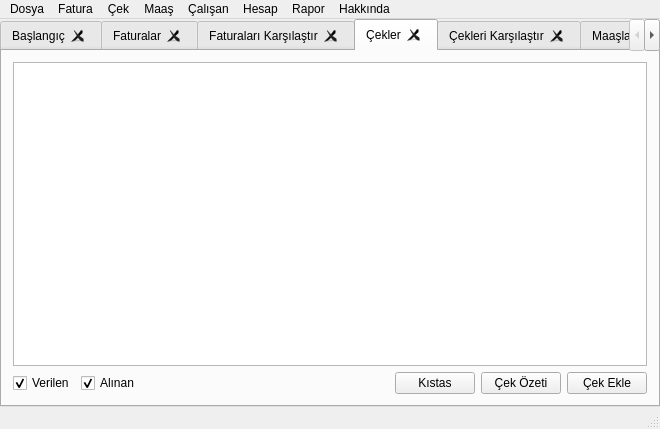
Before: the Qt Designer form muhasib.ui in ahmetturan/muhasib, drawn with Qt 5.
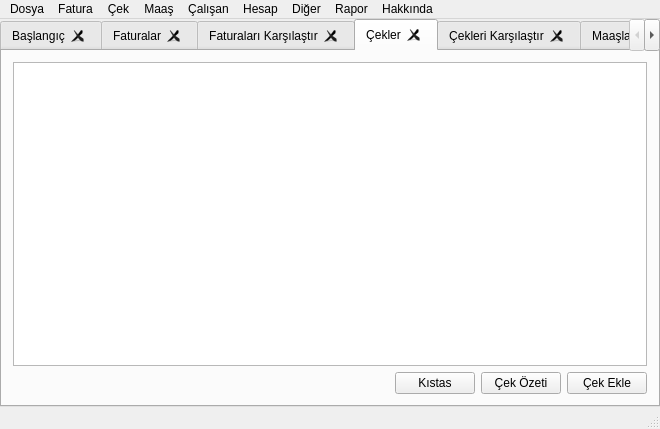
After: the same form once the commit is applied. The open tabs and pages were chosen to show the change.

```diff
--- a/muhasib.ui
+++ b/muhasib.ui
@@ -307,41 +307,21 @@
         <item row="0" column="0" colspan="8">
          <widget class="QTableWidget" name="tblCek"/>
         </item>
-        <item row="1" column="0">
-         <widget class="QCheckBox" name="cbVerilenCek">
-          <property name="text">
-           <string>Verilen</string>
-          </property>
-          <property name="checked">
-           <bool>true</bool>
-          </property>
-         </widget>
-        </item>
         <item row="1" column="1">
-         <widget class="QCheckBox" name="cbAlinanCek">
-          <property name="text">
-           <string>Alınan</string>
-          </property>
-          <property name="checked">
-           <bool>true</bool>
-          </property>
-         </widget>
-        </item>
-        <item row="1" column="2">
          <widget class="QLabel" name="lblCek">
           <property name="text">
            <string/>
           </property>
          </widget>
         </item>
-        <item row="1" column="3">
+        <item row="1" column="2">
          <widget class="QLabel" name="lblCek2">
           <property name="text">
            <string/>
           </property>
          </widget>
         </item>
-        <item row="1" column="4">
+        <item row="1" column="3">
          <spacer name="horizontalSpacer_4">
           <property name="orientation">
            <enum>Qt::Horizontal</enum>
@@ -776,12 +756,20 @@
     <addaction name="actionHesapEkle"/>
     <addaction name="actionHesapListele"/>
    </widget>
+   <widget class="QMenu" name="menuDiger">
+    <property name="title">
+     <string>Diğer</string>
+    </property>
+    <addaction name="actionDigerGelirEkle"/>
+    <addaction name="actionDigerGiderEkle"/>
+   </widget>
    <addaction name="menuDosya"/>
    <addaction name="menuFatura"/>
    <addaction name="menuCek"/>
    <addaction name="menuMaas"/>
    <addaction name="menuCalisan"/>
    <addaction name="menuHesap"/>
+   <addaction name="menuDiger"/>
    <addaction name="menuRapor"/>
    <addaction name="menuHakkinda"/>
   </widget>
```
Left out of the diff: 20 changed lines with no effect on the pictures.
